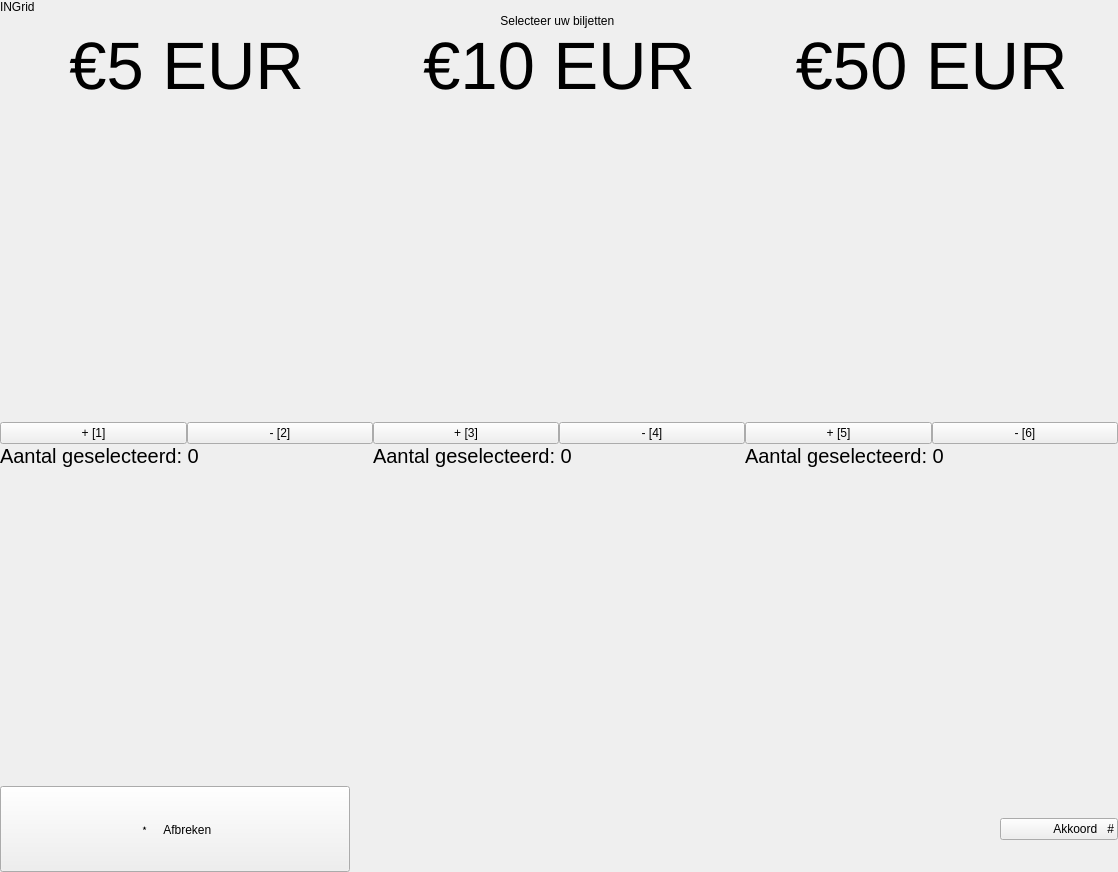
First picture: the form in ui/main.ui, repository Herbankers/hb-GUI, before the edit.
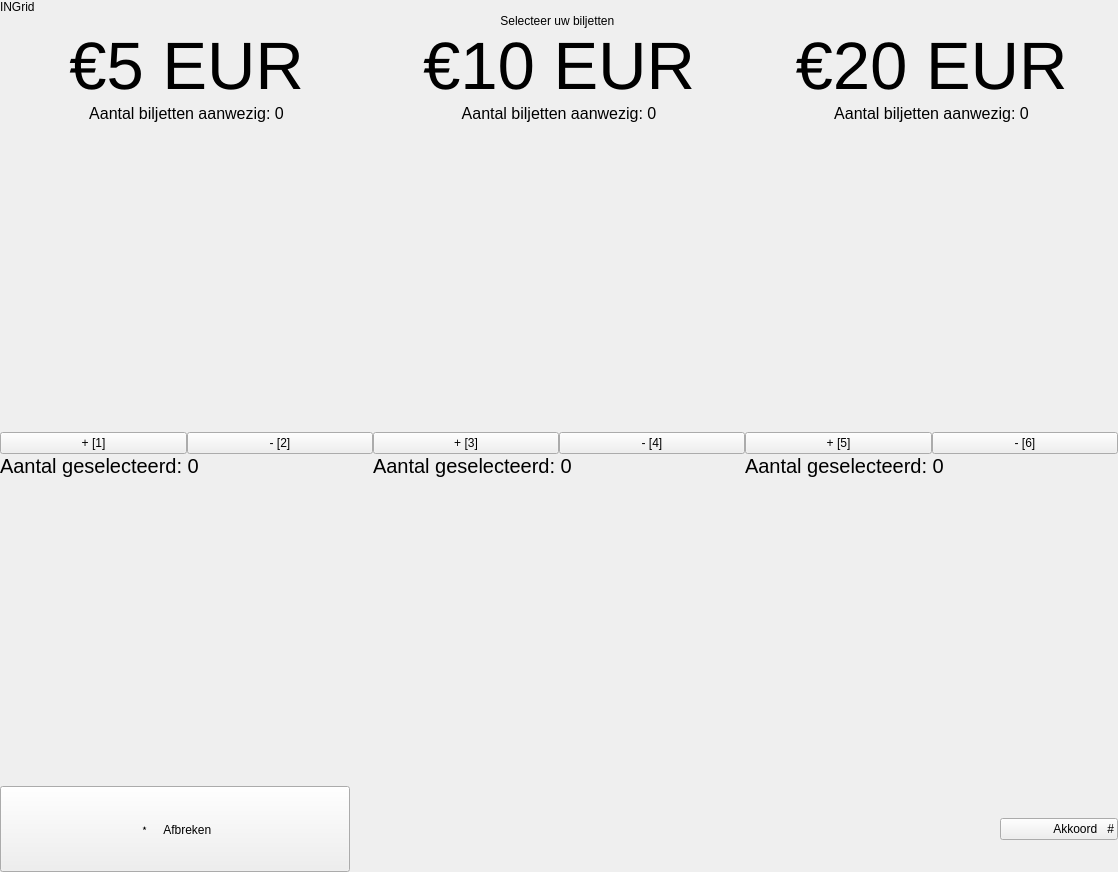
Second picture: the form after the edit. Icons and pictures are not drawn.

Commit message: Changed bill selection form 50 eur to 20 eur

```diff
--- a/ui/main.ui
+++ b/ui/main.ui
@@ -1222,7 +1222,25 @@
         </item>
         <item>
          <layout class="QGridLayout" name="gridLayout">
-          <item row="1" column="2">
+          <item row="0" column="0">
+           <widget class="QLabel" name="fiveEuroText">
+            <property name="font">
+             <font>
+              <family>Helvetica Neue</family>
+              <pointsize>50</pointsize>
+              <weight>25</weight>
+              <bold>false</bold>
+             </font>
+            </property>
+            <property name="text">
+             <string>€5 EUR</string>
+            </property>
+            <property name="alignment">
+             <set>Qt::AlignCenter</set>
+            </property>
+           </widget>
+          </item>
+          <item row="2" column="2">
            <spacer name="verticalSpacer_27">
             <property name="orientation">
              <enum>Qt::Vertical</enum>
@@ -1235,38 +1253,7 @@
             </property>
            </spacer>
           </item>
-          <item row="0" column="3">
-           <widget class="QLabel" name="fifthyEuroText">
-            <property name="font">
-             <font>
-              <family>Helvetica Neue</family>
-              <pointsize>50</pointsize>
-              <weight>25</weight>
-              <bold>false</bold>
-             </font>
-            </property>
-            <property name="text">
-             <string>€50 EUR</string>
-            </property>
-            <property name="alignment">
-             <set>Qt::AlignCenter</set>
-            </property>
-           </widget>
-          </item>
           <item row="6" column="2">
-           <spacer name="verticalSpacer_25">
-            <property name="orientation">
-             <enum>Qt::Vertical</enum>
-            </property>
-            <property name="sizeHint" stdset="0">
-             <size>
-              <width>20</width>
-              <height>40</height>
-             </size>
-            </property>
-           </spacer>
-          </item>
-          <item row="5" column="2">
            <widget class="QLabel" name="amountBillsTen">
             <property name="font">
              <font>
@@ -1281,7 +1268,95 @@
             </property>
            </widget>
           </item>
-          <item row="5" column="0">
+          <item row="6" column="3">
+           <widget class="QLabel" name="amountBillsTwenty">
+            <property name="font">
+             <font>
+              <family>Helvetica Neue</family>
+              <pointsize>15</pointsize>
+              <weight>25</weight>
+              <bold>false</bold>
+             </font>
+            </property>
+            <property name="text">
+             <string>Aantal geselecteerd: 0</string>
+            </property>
+           </widget>
+          </item>
+          <item row="7" column="2">
+           <spacer name="verticalSpacer_25">
+            <property name="orientation">
+             <enum>Qt::Vertical</enum>
+            </property>
+            <property name="sizeHint" stdset="0">
+             <size>
+              <width>20</width>
+              <height>40</height>
+             </size>
+            </property>
+           </spacer>
+          </item>
+          <item row="4" column="0">
+           <layout class="QHBoxLayout" name="horizontalLayout_11">
+            <item>
+             <widget class="QPushButton" name="btnPlusFive">
+              <property name="text">
+               <string>+ [1]</string>
+              </property>
+             </widget>
+            </item>
+            <item>
+             <widget class="QPushButton" name="btnMinFive">
+              <property name="text">
+               <string>- [2]</string>
+              </property>
+             </widget>
+            </item>
+           </layout>
+          </item>
+          <item row="4" column="2">
+           <layout class="QHBoxLayout" name="horizontalLayout_10">
+            <item>
+             <widget class="QPushButton" name="btnPlusTen">
+              <property name="text">
+               <string>+ [3]</string>
+              </property>
+             </widget>
+            </item>
+            <item>
+             <widget class="QPushButton" name="btnMinTen">
+              <property name="enabled">
+               <bool>true</bool>
+              </property>
+              <property name="text">
+               <string>- [4]</string>
+              </property>
+              <property name="flat">
+               <bool>false</bool>
+              </property>
+             </widget>
+            </item>
+           </layout>
+          </item>
+          <item row="0" column="3">
+           <widget class="QLabel" name="twentyEuroText">
+            <property name="font">
+             <font>
+              <family>Helvetica Neue</family>
+              <pointsize>50</pointsize>
+              <weight>25</weight>
+              <bold>false</bold>
+             </font>
+            </property>
+            <property name="text">
+             <string>€20 EUR</string>
+            </property>
+            <property name="alignment">
+             <set>Qt::AlignCenter</set>
+            </property>
+           </widget>
+          </item>
+          <item row="6" column="0">
            <widget class="QLabel" name="amountBillsFive">
             <property name="font">
              <font>
@@ -1296,21 +1371,6 @@
             </property>
            </widget>
           </item>
-          <item row="5" column="3">
-           <widget class="QLabel" name="amountBillsFifthy">
-            <property name="font">
-             <font>
-              <family>Helvetica Neue</family>
-              <pointsize>15</pointsize>
-              <weight>25</weight>
-              <bold>false</bold>
-             </font>
-            </property>
-            <property name="text">
-             <string>Aantal geselecteerd: 0</string>
-            </property>
-           </widget>
-          </item>
           <item row="0" column="2">
            <widget class="QLabel" name="tenEuroText">
             <property name="enabled">
@@ -1338,25 +1398,7 @@
             </property>
            </widget>
           </item>
-          <item row="0" column="0">
-           <widget class="QLabel" name="fiveEuroText">
-            <property name="font">
-             <font>
-              <family>Helvetica Neue</family>
-              <pointsize>50</pointsize>
-              <weight>25</weight>
-              <bold>false</bold>
-             </font>
-            </property>
-            <property name="text">
-             <string>€5 EUR</string>
-            </property>
-            <property name="alignment">
-             <set>Qt::AlignCenter</set>
-            </property>
-           </widget>
-          </item>
-          <item row="3" column="3">
+          <item row="4" column="3">
            <layout class="QHBoxLayout" name="horizontalLayout_9">
             <item>
              <widget class="QPushButton" name="btnPlusFifthy">
@@ -1374,47 +1416,59 @@
             </item>
            </layout>
           </item>
-          <item row="3" column="2">
-           <layout class="QHBoxLayout" name="horizontalLayout_10">
-            <item>
-             <widget class="QPushButton" name="btnPlusTen">
-              <property name="text">
-               <string>+ [3]</string>
-              </property>
-             </widget>
-            </item>
-            <item>
-             <widget class="QPushButton" name="btnMinTen">
-              <property name="enabled">
-               <bool>true</bool>
-              </property>
-              <property name="text">
-               <string>- [4]</string>
-              </property>
-              <property name="flat">
-               <bool>false</bool>
-              </property>
-             </widget>
-            </item>
-           </layout>
+          <item row="1" column="0">
+           <widget class="QLabel" name="noOfBills5Text">
+            <property name="font">
+             <font>
+              <family>Helvetica Neue</family>
+              <pointsize>12</pointsize>
+              <weight>25</weight>
+              <bold>false</bold>
+             </font>
+            </property>
+            <property name="text">
+             <string>Aantal biljetten aanwezig: 0</string>
+            </property>
+            <property name="alignment">
+             <set>Qt::AlignCenter</set>
+            </property>
+           </widget>
           </item>
-          <item row="3" column="0">
-           <layout class="QHBoxLayout" name="horizontalLayout_11">
-            <item>
-             <widget class="QPushButton" name="btnPlusFive">
-              <property name="text">
-               <string>+ [1]</string>
-              </property>
-             </widget>
-            </item>
-            <item>
-             <widget class="QPushButton" name="btnMinFive">
-              <property name="text">
-               <string>- [2]</string>
-              </property>
-             </widget>
-            </item>
-           </layout>
+          <item row="1" column="2">
+           <widget class="QLabel" name="noOfBills10Text">
+            <property name="font">
+             <font>
+              <family>Helvetica Neue</family>
+              <pointsize>12</pointsize>
+              <weight>25</weight>
+              <bold>false</bold>
+             </font>
+            </property>
+            <property name="text">
+             <string>Aantal biljetten aanwezig: 0</string>
+            </property>
+            <property name="alignment">
+             <set>Qt::AlignCenter</set>
+            </property>
+           </widget>
+          </item>
+          <item row="1" column="3">
+           <widget class="QLabel" name="noOfBills20Text">
+            <property name="font">
+             <font>
+              <family>Helvetica Neue</family>
+              <pointsize>12</pointsize>
+              <weight>25</weight>
+              <bold>false</bold>
+             </font>
+            </property>
+            <property name="text">
+             <string>Aantal biljetten aanwezig: 0</string>
+            </property>
+            <property name="alignment">
+             <set>Qt::AlignCenter</set>
+            </property>
+           </widget>
           </item>
          </layout>
         </item>
```
Left out of the diff: 4 changed lines with no effect on the pictures. The commit also changes 3 other files.
